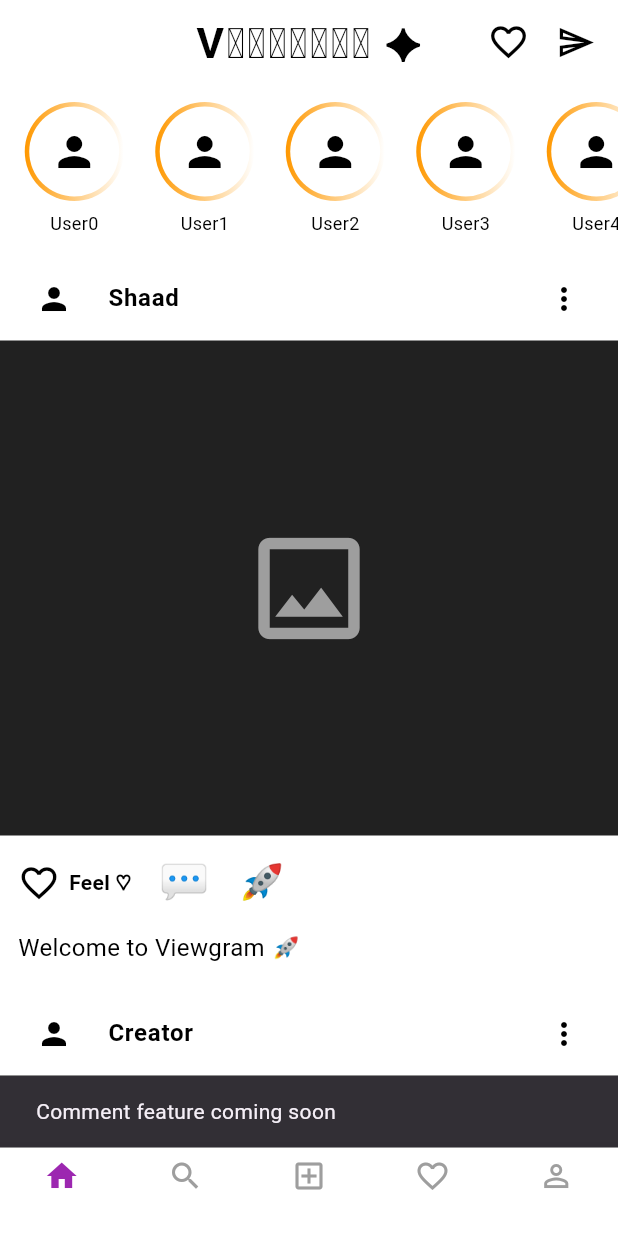
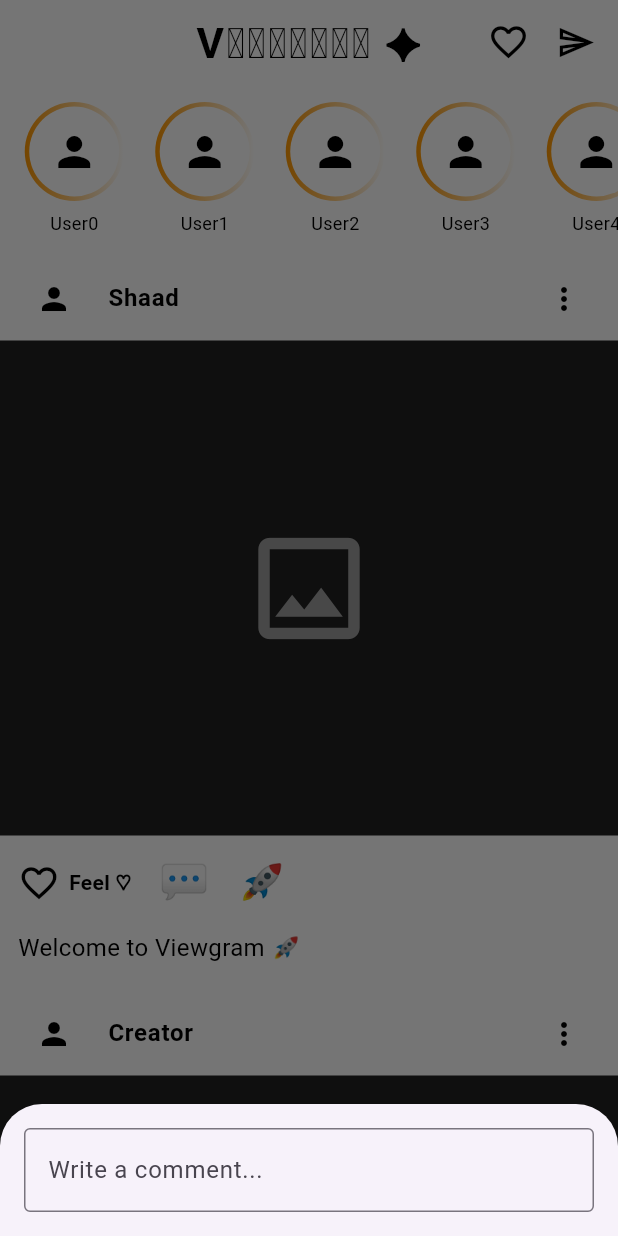
Before and after one commit to ansarishoaib1668-svg/Unique-social-app, a Flutter app: the HomeScreen screen opened directly, after a tap on an icon or button, on a phone screen of 412 x 824 dp. Run offline on Flutter 3.47's test engine with Material 3 defaults, Android fonts, the phone set to English and light mode, and no system bars; our stand-ins replace share_plus.

Commit message:
Add real comment and share buttons

```diff
--- a/lib/screens/home/home_screen.dart
+++ b/lib/screens/home/home_screen.dart
@@ -1,4 +1,5 @@
 import 'package:flutter/material.dart';
+import 'package:share_plus/share_plus.dart';
 
 class HomeScreen extends StatefulWidget {
   const HomeScreen({super.key});
@@ -211,10 +212,25 @@ class _HomeScreenState extends State<HomeScreen> {
 
               GestureDetector(
                 onTap: () {
-                  ScaffoldMessenger.of(context).showSnackBar(
-                    const SnackBar(
-                      content: Text("Comment feature coming soon"),
-                    ),
+                  showModalBottomSheet(
+                    context: context,
+                    builder: (context) {
+                      return Padding(
+                        padding: const EdgeInsets.all(16),
+                        child: TextField(
+                          decoration: const InputDecoration(
+                            hintText: "Write a comment...",
+                            border: OutlineInputBorder(),
+                          ),
+                          onSubmitted: (value) {
+                            Navigator.pop(context);
+                            ScaffoldMessenger.of(context).showSnackBar(
+                              SnackBar(content: Text("Comment added: $value")),
+                            );
+                          },
+                        ),
+                      );
+                    },
                   );
                 },
                 child: const Text(
@@ -227,10 +243,8 @@ class _HomeScreenState extends State<HomeScreen> {
 
               GestureDetector(
                 onTap: () {
-                  ScaffoldMessenger.of(context).showSnackBar(
-                    const SnackBar(
-                      content: Text("Share button clicked"),
-                    ),
+                  Share.share(
+                    "Check out this post on Viewgram 🚀",
                   );
                 },
                 child: const Text(
--- a/pubspec.yaml
+++ b/pubspec.yaml
@@ -34,6 +34,7 @@ dependencies:
   # The following adds the Cupertino Icons font to your application.
   # Use with the CupertinoIcons class for iOS style icons.
   cupertino_icons: ^1.0.8
+  share_plus: ^10.1.4
 
 dev_dependencies:
   flutter_test:
```
